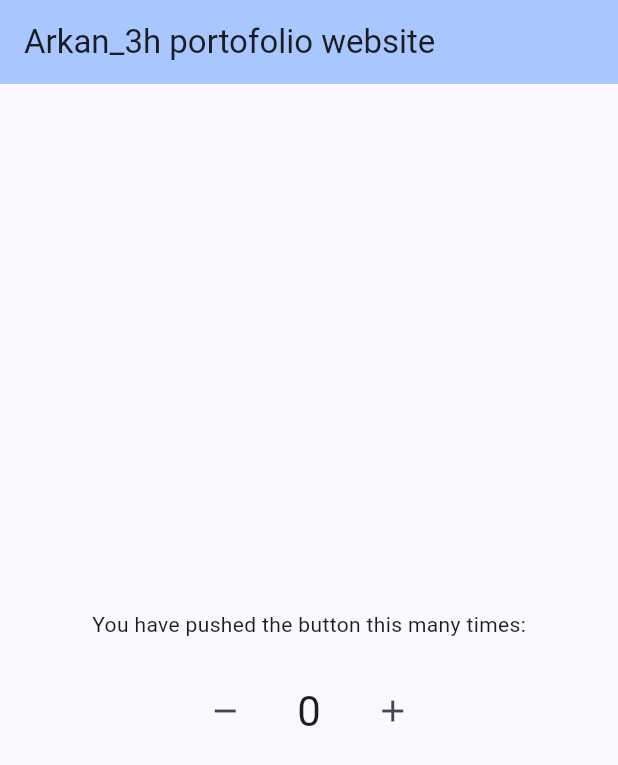
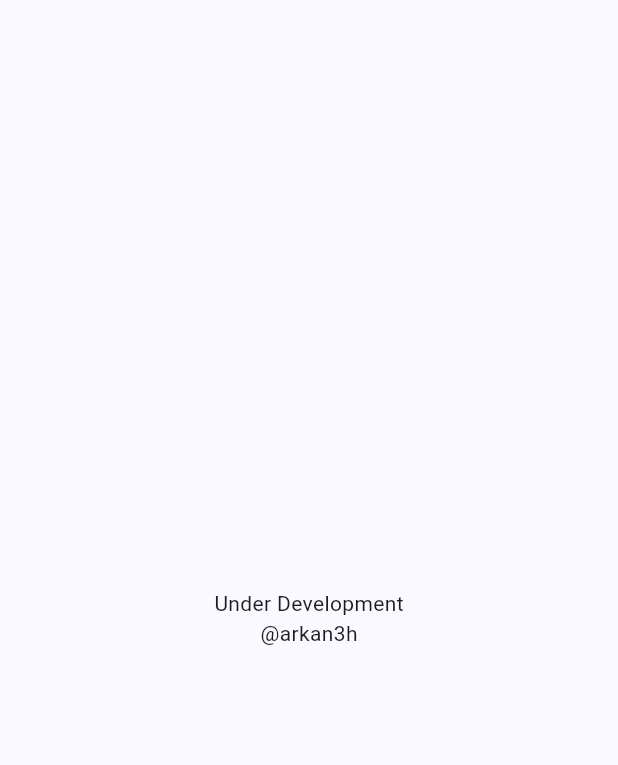
Before and after one commit to arkan3h/arkan3h.github.io, a Flutter app: the screen it shows after launch, on a phone screen of 412 x 824 dp. Shown: the top 765 px of the screen. Run offline on Flutter 3.47's test engine with Material 3 defaults, Android fonts, the phone set to English and light mode, and no system bars.

Commit message:
Under dev

```diff
--- a/lib/main.dart
+++ b/lib/main.dart
@@ -11,12 +11,12 @@
   Widget build(BuildContext context) {
     return MaterialApp(
       debugShowCheckedModeBanner: false,
-      title: 'Arkan_3h',
+      title: 'Arkan3h',
       theme: ThemeData(
         colorScheme: ColorScheme.fromSeed(seedColor: Colors.blue.shade800),
         useMaterial3: true,
       ),
-      home: const MyHomePage(title: 'Arkan_3h portofolio website'),
+      home: const MyHomePage(title: 'Arkan portfolio website'),
     );
   }
 }
@@ -48,40 +48,49 @@
   @override
   Widget build(BuildContext context) {
     return Scaffold(
-      appBar: AppBar(
-        backgroundColor: Theme.of(context).colorScheme.inversePrimary,
-        title: Text(widget.title),
-      ),
       body: Center(
         child: Column(
           mainAxisAlignment: MainAxisAlignment.center,
-          children: <Widget>[
-            Container(
-              margin: const EdgeInsets.all(24),
-              child: const Text(
-                'You have pushed the button this many times:',
-              ),
-            ),
-            Row(
-              mainAxisAlignment: MainAxisAlignment.center,
-              children: [
-                Container(
-                  margin: const EdgeInsets.only(right: 24),
-                  child: IconButton(onPressed: _minCounter, icon: const Icon(Icons.remove),)
-                ),
-                Text(
-                  '$_counter',
-                  style: Theme.of(context).textTheme.headlineMedium,
-                ),
-                Container(
-                  margin: const EdgeInsets.only(left: 24),
-                  child: IconButton(onPressed: _incrementCounter, icon: const Icon(Icons.add))
-                ),
-              ],
-            )
+          children: [
+            Text('Under Development'),
+            Text('@arkan3h')
           ],
         ),
       ),
+      // appBar: AppBar(
+      //   backgroundColor: Theme.of(context).colorScheme.inversePrimary,
+      //   title: Text(widget.title),
+      // ),
+      // body: Center(
+      //   child: Column(
+      //     mainAxisAlignment: MainAxisAlignment.center,
+      //     children: <Widget>[
+      //       Container(
+      //         margin: const EdgeInsets.all(24),
+      //         child: const Text(
+      //           'You have pushed the button this many times:',
+      //         ),
+      //       ),
+      //       Row(
+      //         mainAxisAlignment: MainAxisAlignment.center,
+      //         children: [
+      //           Container(
+      //             margin: const EdgeInsets.only(right: 24),
+      //             child: IconButton(onPressed: _minCounter, icon: const Icon(Icons.remove),)
+      //           ),
+      //           Text(
+      //             '$_counter',
+      //             style: Theme.of(context).textTheme.headlineMedium,
+      //           ),
+      //           Container(
+      //             margin: const EdgeInsets.only(left: 24),
+      //             child: IconButton(onPressed: _incrementCounter, icon: const Icon(Icons.add))
+      //           ),
+      //         ],
+      //       )
+      //     ],
+      //   ),
+      // ),
     );
   }
 }
```
